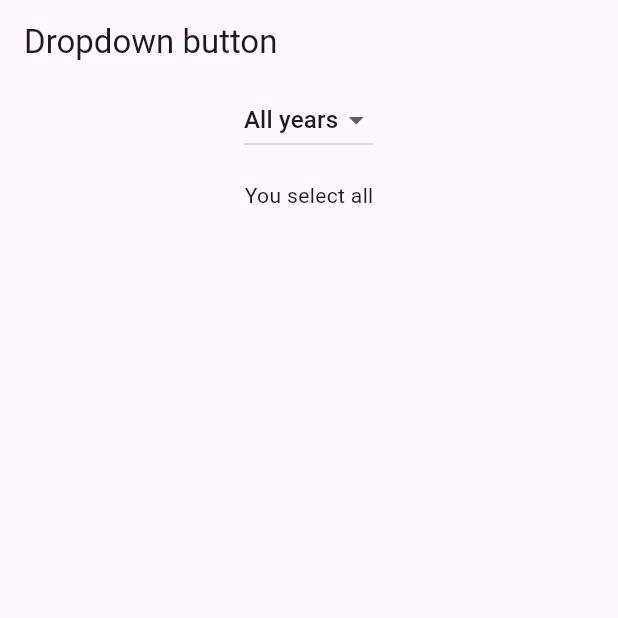
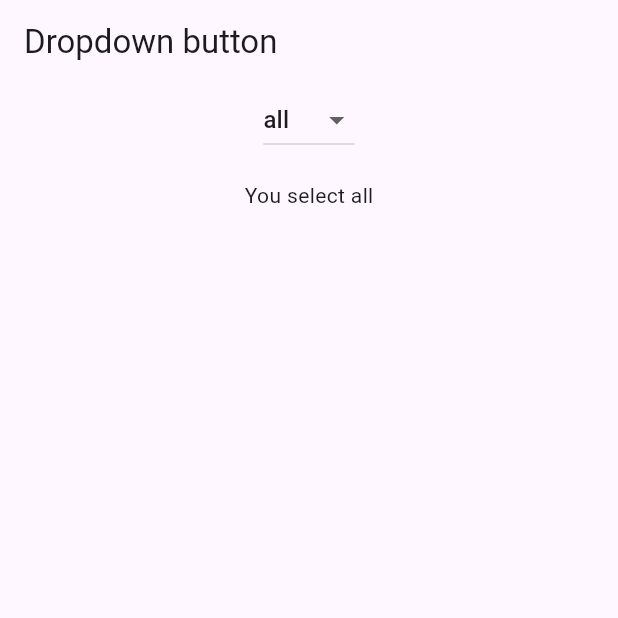
Before and after one commit to Mondanai/App, a Flutter app: the screen it shows after launch, on a phone screen of 412 x 824 dp, the top half of it. Run offline on Flutter 3.47's test engine with Material 3 defaults, Android fonts, the light colour scheme and no system bars.

```diff
--- a/lib/week7/dropdowndemo.dart
+++ b/lib/week7/dropdowndemo.dart
@@ -15,20 +15,30 @@ class _DropdownDemoState extends State<DropdownDemo> {
   List<String> years = ['all', '2025', '2024'];
 
 
+  List<DropdownMenuItem<String>> createDropdown() {
+    return years
+        .map(
+          (year) => DropdownMenuItem(
+            value: year,
+            child: Text(year),
+          ),
+        )
+        .toList();
+  }
+
+
   @override
   Widget build(BuildContext context) {
     return Scaffold(
-      appBar: AppBar(title: const Text('Dropdown button')),
+      appBar: AppBar(
+        title: const Text('Dropdown button'),
+      ),
       body: Center(
         child: Column(
           children: [
             DropdownButton(
               value: _ddvalue,
-              items: const [
-                DropdownMenuItem(value: 'all', child: Text('All years')),
-                DropdownMenuItem(value: '2025', child: Text('2025')),
-                DropdownMenuItem(value: '2024', child: Text('2024')),
-              ],
+              items: createDropdown(),
               onChanged: (String? newvalue) {
                 setState(() {
                   _ddvalue = newvalue!;
```
